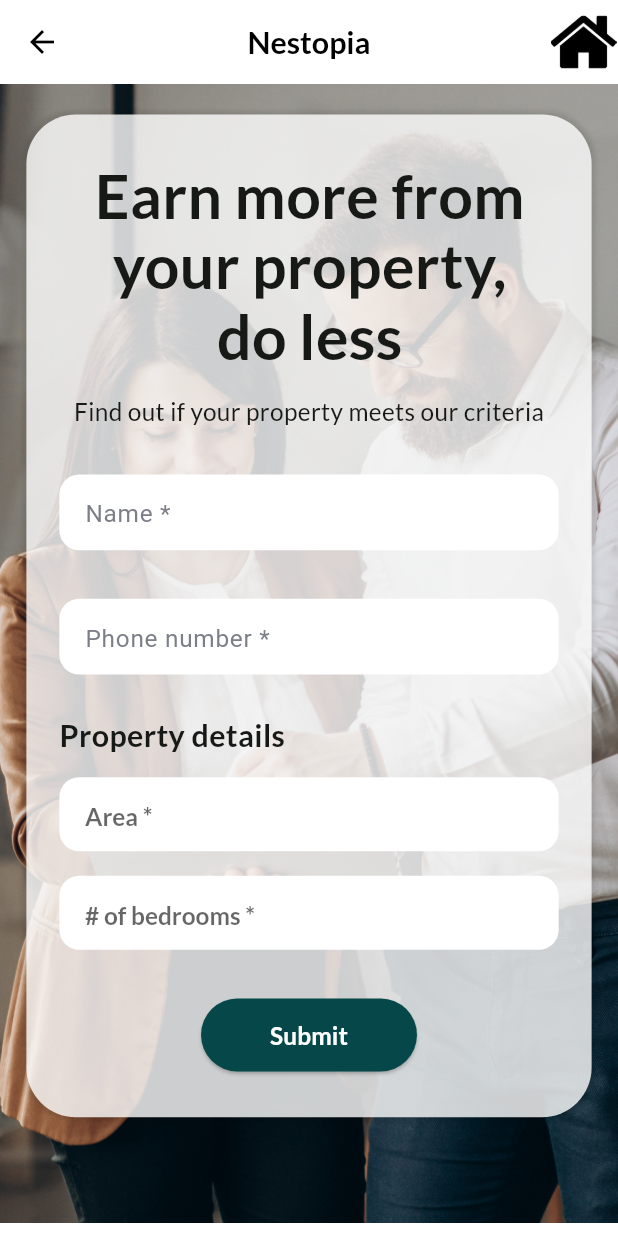
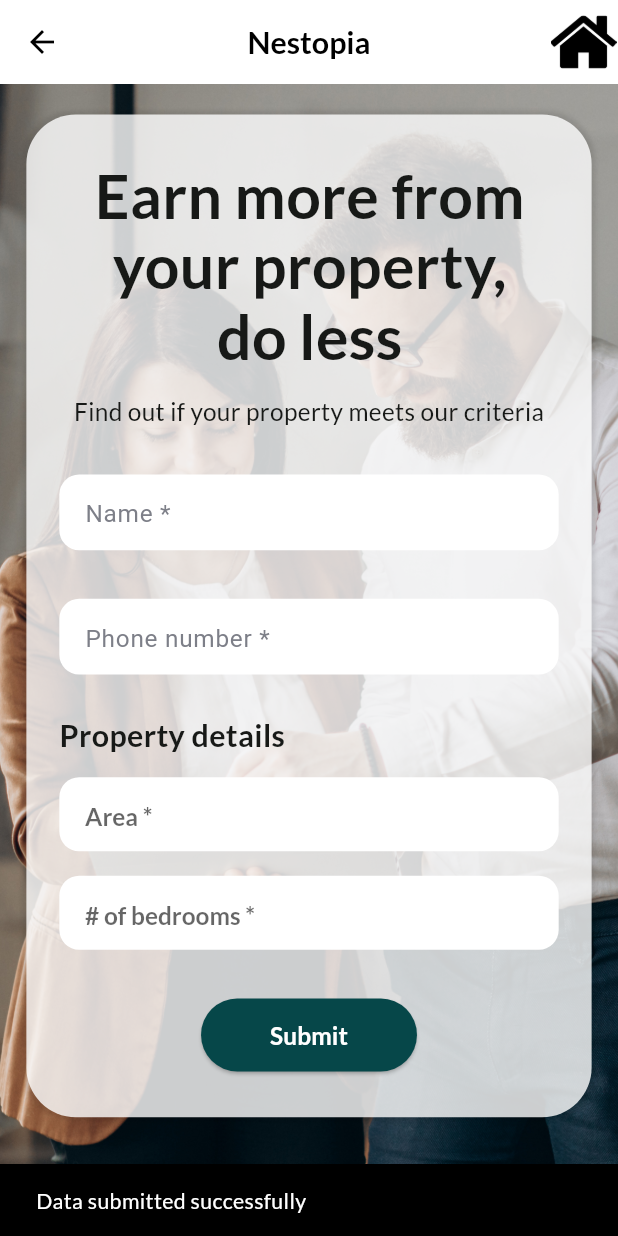
Before and after one commit to Sevitha27/Nestopia, a Flutter app: the ListPropertyScreen screen opened by its route, after a tap on "Submit", on a phone screen of 412 x 824 dp. Run offline on Flutter 3.47's test engine with Material 3 defaults, Android fonts, the phone set to English and light mode, and no system bars; our stand-ins replace cached_network_image, calendar_date_picker2, cloud_firestore, dotted_border, firebase_auth, firebase_core and 4 more; missing offline and left inert: country_pickers; accounts and stored records are empty; Roboto replaces fonts that are missing (SF Pro Display).

Commit message:
list_property_updated

```diff
--- a/lib/main.dart
+++ b/lib/main.dart
@@ -1,3 +1,4 @@
+import 'package:firebase_core/firebase_core.dart';
 import 'package:firebase_core/firebase_core.dart';
 import 'package:flutter/material.dart';
 import 'package:flutter/services.dart';
--- a/lib/presentation/list_property_screen/list_property_screen.dart
+++ b/lib/presentation/list_property_screen/list_property_screen.dart
@@ -1,5 +1,8 @@
 import '../list_property_screen/widgets/one_item_widget.dart';
+import 'package:cloud_firestore/cloud_firestore.dart';
+import 'package:firebase_auth/firebase_auth.dart';
 import 'package:flutter/material.dart';
+import 'dart:developer';
 import 'package:sevitha_s_application2/core/app_export.dart';
 import 'package:sevitha_s_application2/widgets/app_bar/custom_app_bar.dart';
 import 'package:sevitha_s_application2/widgets/custom_drop_down.dart';
@@ -24,13 +27,15 @@ class ListPropertyScreen extends StatelessWidget {
 
   TextEditingController phoneNumberController = TextEditingController();
 
-  List<String> dropdownItemList = ["Item One", "Item Two", "Item Three"];
+  List<String> dropdownItemList = ["Area 1", "Area 2", "Area 3"];
 
   List<String> dropdownItemList1 = ["Item One", "Item Two", "Item Three"];
 
  // TextEditingController emailController1 = TextEditingController();
 
   GlobalKey<FormState> _formKey = GlobalKey<FormState>();
+
+
 
   @override
   Widget build(BuildContext context) {
@@ -348,14 +353,56 @@ class ListPropertyScreen extends StatelessWidget {
         fillColor: theme.colorScheme.onPrimary.withOpacity(1));
   }
 
+  Future<void> sendData(String name, String phoneNumber) async {
+  var uid = FirebaseAuth.instance.currentUser?.uid;
+
+  //final CollectionReference collection = FirebaseFirestore.instance.collection('listProperty');
+  log("collection print");
+  try{
+    await FirebaseFirestore.instance.collection("listProperty").doc(uid).set({
+    'name': name,
+    'phoneNumber': phoneNumber,
+    'userId': uid,
+  }).then((value) {log("success");});
+  } catch(e)
+    {
+      log("catch exception");
+      log(e.toString());
+    }
+
+
+}
+
+  void onSubmit(BuildContext context) async {
+  if (_formKey.currentState!.validate()) {
+    _formKey.currentState!.save();
+
+    try {
+      // Your Firebase Firestore integration here
+      log("printhingg");
+      await sendData(nameController.text, phoneNumberController.text);
+      ScaffoldMessenger.of(context).showSnackBar(
+        SnackBar(content: Text('Data submitted successfully')),
+      );
+
+    } catch (e) {
+      ScaffoldMessenger.of(context).showSnackBar(
+        SnackBar(content: Text('Error submitting form: $e')),
+      );
+    }
+  }
+}
+
+
   /// Section Widget
   Widget _buildSubmit(BuildContext context) {
-    return CustomElevatedButton(
-        height: 48.v,
-        width: 131.h,
-        text: "Submit",
-        buttonStyle: CustomButtonStyles.fillPrimary);
-  }
+  return CustomElevatedButton(
+      height: 48.v,
+      width: 131.h,
+      text: "Submit",
+      buttonStyle: CustomButtonStyles.fillPrimary,
+      onPressed: () => onSubmit(context));
+}
 
   /// Section Widget
   Widget _buildFirstScreen(BuildContext context) {
--- a/pubspec.yaml
+++ b/pubspec.yaml
@@ -18,6 +18,7 @@ dependencies:
   sign_in_button: ^3.2.0
   firebase_analytics: ^10.5.1
   google_sign_in: ^6.2.1
+  cloud_firestore: ^4.15.4
 dev_dependencies:
   flutter_test:
     sdk: flutter
```
